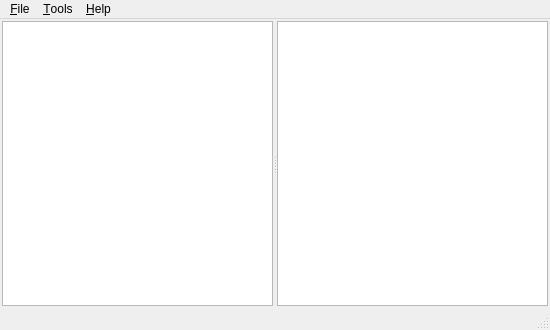
Above: mainwindow.ui from kernel1024/qregedit before the change. Below: the same form after it.
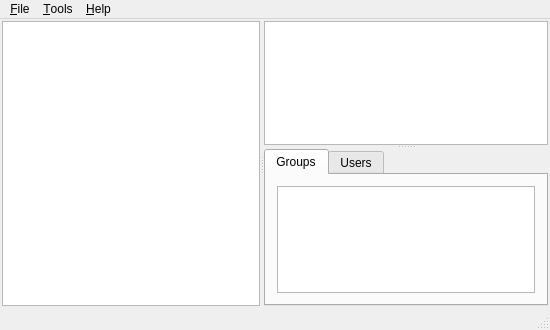
That is the form after the change.

The edit to the form file:
```diff
--- a/mainwindow.ui
+++ b/mainwindow.ui
@@ -43,6 +43,10 @@
         <bool>false</bool>
        </attribute>
       </widget>
+      <widget class="QSplitter" name="splitterSAM">
+       <property name="orientation">
+        <enum>Qt::Vertical</enum>
+       </property>
       <widget class="QTableView" name="tableValues">
        <property name="selectionMode">
         <enum>QAbstractItemView::SingleSelection</enum>
@@ -66,6 +70,39 @@
         <bool>false</bool>
        </attribute>
       </widget>
+       <widget class="QTabWidget" name="tabSAM">
+        <property name="currentIndex">
+         <number>0</number>
+        </property>
+        <widget class="QWidget" name="tab">
+         <attribute name="title">
+          <string>Groups</string>
+         </attribute>
+         <layout class="QVBoxLayout" name="verticalLayout_2">
+          <item>
+           <widget class="QTreeView" name="treeGroups">
+            <property name="mouseTracking">
+             <bool>true</bool>
+            </property>
+            <attribute name="headerVisible">
+             <bool>false</bool>
+            </attribute>
+           </widget>
+          </item>
+         </layout>
+        </widget>
+        <widget class="QWidget" name="tab_2">
+         <attribute name="title">
+          <string>Users</string>
+         </attribute>
+         <layout class="QVBoxLayout" name="verticalLayout_3">
+          <item>
+           <widget class="QTableView" name="tableUsers"/>
+          </item>
+         </layout>
+        </widget>
+       </widget>
+      </widget>
      </widget>
     </item>
    </layout>
```
Left out of the diff: 2 changed lines with no effect on the pictures. Lines whose indentation alone changed are shown as unchanged.
